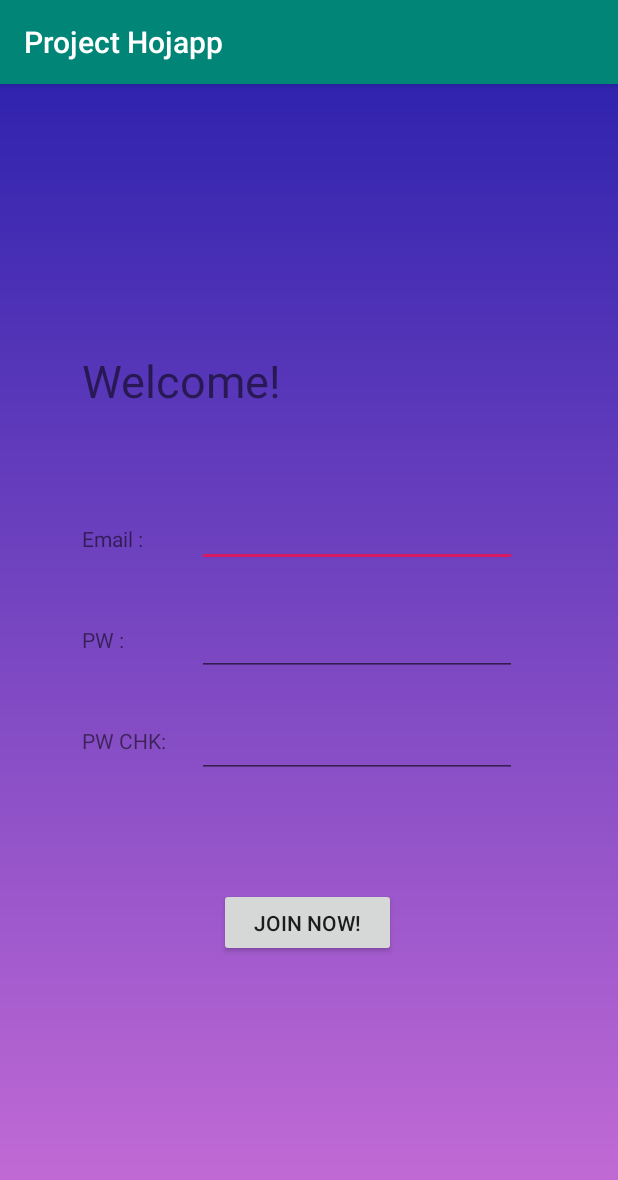
After one commit to Kangsungmin/ProjectHojapp, an Android app: the JoinMemberActivity screen opened directly, with no data from a screen before it, on a phone screen of 412 x 824 dp. The commit adds this screen. Shown: the top 1180 px of the screen. Run offline under Robolectric (Android 15) with nearby library versions, the phone set to English and light mode, and no system bars; libraries missing offline, so code that uses them is left out: io.socket.client, io.socket.emitter; 4 statements that could not run were skipped.

Commit message:
[Issue] 앱 소켓통신 구현 [Result] 앱 소켓통신. 서버와 패킷 송수신 테스트 코드 작성.

```diff
--- a/app/build.gradle
+++ b/app/build.gradle
@@ -27,6 +27,9 @@ dependencies {
     implementation "org.jetbrains.kotlin:kotlin-stdlib-jdk7:$kotlin_version"
     implementation 'com.android.support:appcompat-v7:28.0.0'
     implementation 'com.android.support.constraint:constraint-layout:1.1.3'
+    implementation('io.socket:socket.io-client:1.0.0') {
+        exclude group: 'org.json', module: 'json'
+    }
     testImplementation 'junit:junit:4.12'
     androidTestImplementation 'com.android.support.test:runner:1.0.2'
     androidTestImplementation 'com.android.support.test.espresso:espresso-core:3.0.2'
--- a/app/src/main/AndroidManifest.xml
+++ b/app/src/main/AndroidManifest.xml
@@ -1,6 +1,8 @@
 <?xml version="1.0" encoding="utf-8"?>
 <manifest xmlns:android="http://schemas.android.com/apk/res/android"
           package="com.UnknownCompany.Hojapp">
+
+    <uses-permission android:name="android.permission.INTERNET"/>
 
     <application
             android:allowBackup="true"
@@ -9,7 +11,7 @@
             android:roundIcon="@mipmap/ic_launcher_round"
             android:supportsRtl="true"
             android:theme="@style/AppTheme">
-        <activity android:name=".JoinActivity">
+        <activity android:name=".JoinMemberActivity">
         </activity>
         <activity android:name=".MainActivity">
             <intent-filter>
--- /dev/null
+++ b/app/src/main/java/com/UnknownCompany/Hojapp/JoinMemberActivity.java
@@ -0,0 +1,85 @@
+package com.UnknownCompany.Hojapp;
+
+import android.support.v7.app.AppCompatActivity;
+import android.os.Bundle;
+import android.util.Log;
+import android.view.View;
+import android.widget.EditText;
+import io.socket.client.IO;
+import io.socket.client.Socket;
+import io.socket.emitter.Emitter;
+import org.json.JSONException;
+import org.json.JSONObject;
+
+import java.net.URISyntaxException;
+
+
+public class JoinMemberActivity extends AppCompatActivity {
+    private final String TAG = "JoinMemberActivity";
+    private Socket m_socket;
+    EditText m_etId, m_etPw, m_etPwChk;
+    String m_sId, m_sPw, m_sPwChk;
+
+    @Override
+    protected void onCreate(Bundle savedInstanceState) {
+        super.onCreate(savedInstanceState);
+        setContentView(R.layout.activity_join_member);
+
+        m_etId = (EditText) findViewById(R.id.editEmailText);
+        m_etPw = (EditText) findViewById(R.id.editPwText);
+        m_etPwChk = (EditText) findViewById(R.id.editPwchkText);
+
+        //로그인&회원가입 서버 연결
+        try{
+            m_socket = IO.socket("http://192.168.234.49:3000");
+            m_socket.connect();
+            m_socket.on(Socket.EVENT_CONNECT, onConnect);
+            m_socket.on("serverMessage", onMessageReceived);
+        }
+        catch (URISyntaxException e){
+            e.printStackTrace();
+        }
+    }
+
+    // Socket서버에 connect 되면 발생하는 이벤트
+    private Emitter.Listener onConnect = new Emitter.Listener() {
+        @Override
+        public void call(Object... args) {
+            m_socket.emit("clientMessage", "hi this is client");
+        }
+    };
+
+    // 서버로부터 전달받은 'chat-message' Event 처리.
+    private Emitter.Listener onMessageReceived = new Emitter.Listener() {
+        @Override
+        public void call(Object... args) {
+            // 전달받은 데이터는 아래와 같이 추출할 수 있습니다.
+            try {
+                JSONObject receivedData = (JSONObject) args[0];
+                Log.i(TAG, receivedData.getString("msg"));
+                Log.i(TAG, receivedData.getString("data"));
+            } catch (JSONException e) {
+                e.printStackTrace();
+            }
+        }
+    };
+
+    public void OnJoin(View view)
+    {
+        m_sId = m_etId.getText().toString();
+        m_sPw = m_etPw.getText().toString();
+        m_sPwChk = m_etPwChk.getText().toString();
+
+        if(m_sPw.equals(m_sPwChk))
+        {
+            /*패스워드 일치*/
+
+        }
+        else
+        {
+            /*패스워드 불일치*/
+        }
+    }
+
+
+}
--- a/app/src/main/java/com/UnknownCompany/Hojapp/MainActivity.kt
+++ b/app/src/main/java/com/UnknownCompany/Hojapp/MainActivity.kt
@@ -16,7 +16,7 @@ class MainActivity : AppCompatActivity() {
         var joinActivityButton = findViewById<View>(R.id.joinEmailButton) as Button
 
         joinActivityButton.setOnClickListener{
-            val nextIntent = Intent(this, JoinActivity::class.java)
+            val nextIntent = Intent(this, JoinMemberActivity::class.java)
             startActivity(nextIntent)
         }
     }
--- a/app/src/main/res/layout/activity_join.xml
+++ b/app/src/main/res/layout/activity_join_member.xml
@@ -6,7 +6,32 @@
         android:layout_width="match_parent"
         android:layout_height="match_parent"
         android:background="@drawable/bg_login"
-        tools:context=".JoinActivity">
+        tools:context=".JoinMemberActivity">
+    <android.support.constraint.Guideline android:layout_width="wrap_content" android:layout_height="wrap_content"
+                                          android:id="@+id/rightGuidLine"
+                                          android:orientation="vertical"
+                                          app:layout_constraintGuide_percent="0.9075426"/>
+    <android.support.constraint.Guideline android:layout_width="wrap_content" android:layout_height="wrap_content"
+                                          android:id="@+id/leftGuidLine"
+                                          android:orientation="vertical"
+                                          app:layout_constraintGuide_begin="39dp"/>
+    <android.support.constraint.Guideline android:layout_width="wrap_content" android:layout_height="wrap_content"
+                                          android:id="@+id/guideline" app:layout_constraintGuide_begin="60dp"
+                                          android:orientation="horizontal"/>
+    <android.support.constraint.Guideline android:layout_width="wrap_content" android:layout_height="wrap_content"
+                                          android:id="@+id/bottomGuideLine"
+                                          android:orientation="horizontal" app:layout_constraintGuide_end="60dp"/>
+    <TextView
+            android:text="Welcome!"
+            android:layout_width="145dp"
+            android:layout_height="41dp"
+            android:id="@+id/Title" android:layout_marginTop="8dp"
+            app:layout_constraintTop_toTopOf="@+id/guideline" android:layout_marginBottom="8dp"
+            app:layout_constraintBottom_toTopOf="@+id/bottomGuideLine" app:layout_constraintVertical_bias="0.185"
+            android:layout_marginEnd="8dp" app:layout_constraintEnd_toStartOf="@+id/rightGuidLine"
+            android:layout_marginRight="8dp" android:layout_marginStart="8dp"
+            app:layout_constraintStart_toStartOf="@+id/leftGuidLine" android:layout_marginLeft="8dp"
+            app:layout_constraintHorizontal_bias="0.046" android:textSize="30sp"/>
     <TextView
             android:text="Email :"
             android:layout_width="48dp"
@@ -78,7 +103,6 @@
             android:text="Join Now!"
             android:layout_width="118dp"
             android:layout_height="46dp"
-            android:onClick="OnJoin"
             android:id="@+id/joinButton" app:layout_constraintEnd_toStartOf="@+id/rightGuidLine"
             android:layout_marginEnd="8dp" android:layout_marginRight="8dp"
             app:layout_constraintStart_toStartOf="@+id/leftGuidLine" android:layout_marginLeft="8dp"
@@ -86,29 +110,4 @@
             app:layout_constraintBottom_toTopOf="@+id/bottomGuideLine" android:layout_marginTop="8dp"
             app:layout_constraintTop_toTopOf="@+id/guideline" app:layout_constraintHorizontal_bias="0.495"
             app:layout_constraintVertical_bias="0.799"/>
-    <android.support.constraint.Guideline android:layout_width="wrap_content" android:layout_height="wrap_content"
-                                          android:id="@+id/rightGuidLine"
-                                          android:orientation="vertical"
-                                          app:layout_constraintGuide_percent="0.9075426"/>
-    <android.support.constraint.Guideline android:layout_width="wrap_content" android:layout_height="wrap_content"
-                                          android:id="@+id/leftGuidLine"
-                                          android:orientation="vertical"
-                                          app:layout_constraintGuide_begin="39dp"/>
-    <android.support.constraint.Guideline android:layout_width="wrap_content" android:layout_height="wrap_content"
-                                          android:id="@+id/guideline" app:layout_constraintGuide_begin="60dp"
-                                          android:orientation="horizontal"/>
-    <android.support.constraint.Guideline android:layout_width="wrap_content" android:layout_height="wrap_content"
-                                          android:id="@+id/bottomGuideLine"
-                                          android:orientation="horizontal" app:layout_constraintGuide_end="60dp"/>
-    <TextView
-            android:text="Welcome!"
-            android:layout_width="145dp"
-            android:layout_height="41dp"
-            android:id="@+id/Title" android:layout_marginTop="8dp"
-            app:layout_constraintTop_toTopOf="@+id/guideline" android:layout_marginBottom="8dp"
-            app:layout_constraintBottom_toTopOf="@+id/bottomGuideLine" app:layout_constraintVertical_bias="0.185"
-            android:layout_marginEnd="8dp" app:layout_constraintEnd_toStartOf="@+id/rightGuidLine"
-            android:layout_marginRight="8dp" android:layout_marginStart="8dp"
-            app:layout_constraintStart_toStartOf="@+id/leftGuidLine" android:layout_marginLeft="8dp"
-            app:layout_constraintHorizontal_bias="0.046" android:textSize="30sp"/>
 </android.support.constraint.ConstraintLayout>
```
Also changed, not shown: app/src/main/java/com/UnknownCompany/Hojapp/JoinActivity.kt (deleted, +0 -45 lines).
